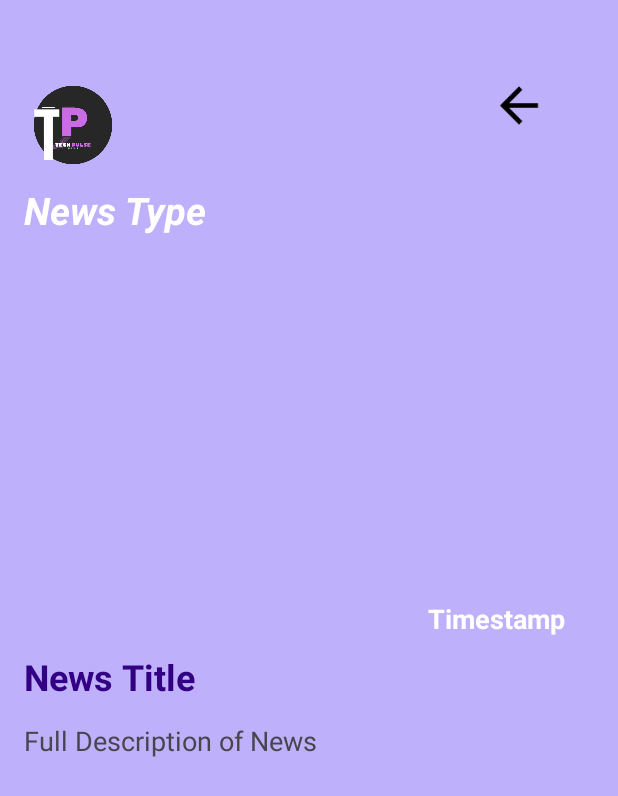
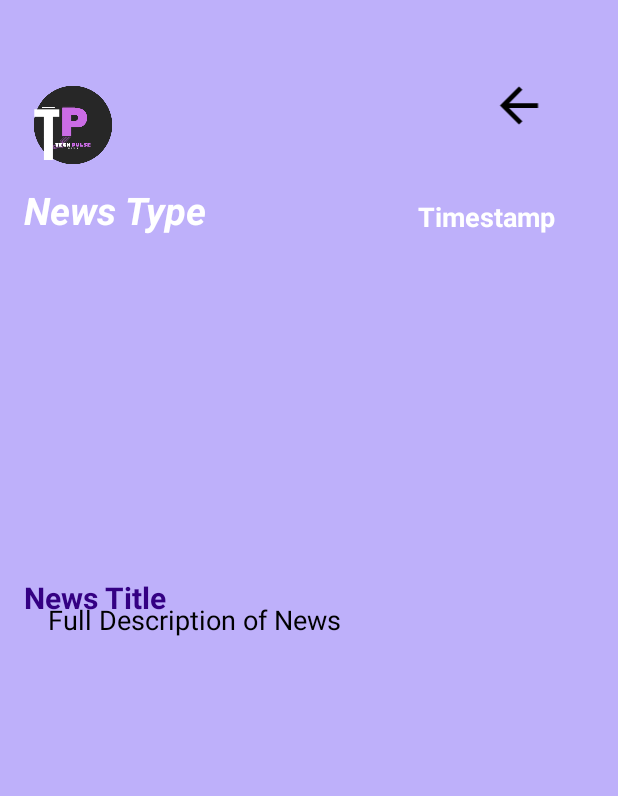
Before and after one commit to nidula6/FOTPulse, an Android app: the layout activity_full_news.xml on its own in the app's theme, with its tools: preview values and no code run, on a phone screen of 412 x 824 dp. Shown: the top 796 px of the screen. Run offline under Robolectric (Android 15) with nearby library versions, the phone set to English and light mode, and no system bars.

```diff
--- a/app/src/main/res/layout/activity_full_news.xml
+++ b/app/src/main/res/layout/activity_full_news.xml
@@ -21,33 +21,38 @@
         app:layout_constraintTop_toTopOf="parent"
         app:layout_constraintVertical_bias="0.243" />
 
+
     <TextView
         android:id="@+id/newsTitle"
-        android:layout_width="wrap_content"
-        android:layout_height="wrap_content"
+        android:layout_width="match_parent"
+        android:layout_height="50dp"
         android:text="News Title"
         android:textColor="#340083"
-        android:textSize="24sp"
+        android:textSize="20sp"
         android:textStyle="bold"
         app:layout_constraintBottom_toBottomOf="parent"
         app:layout_constraintEnd_toEndOf="parent"
         app:layout_constraintHorizontal_bias="0.0"
         app:layout_constraintStart_toStartOf="parent"
         app:layout_constraintTop_toTopOf="parent"
-        app:layout_constraintVertical_bias="0.551" />
+        app:layout_constraintVertical_bias="0.497" />
 
     <TextView
         android:id="@+id/newsDescription"
-        android:layout_width="wrap_content"
-        android:layout_height="wrap_content"
+        android:layout_width="match_parent"
+        android:layout_height="423dp"
+        android:lineSpacingExtra="4sp"
+        android:padding="16dp"
+        android:scrollbars="vertical"
         android:text="Full Description of News"
+        android:textColor="#000000"
         android:textSize="18sp"
         app:layout_constraintBottom_toBottomOf="parent"
         app:layout_constraintEnd_toEndOf="parent"
         app:layout_constraintHorizontal_bias="0.0"
         app:layout_constraintStart_toStartOf="parent"
         app:layout_constraintTop_toTopOf="parent"
-        app:layout_constraintVertical_bias="0.606" />
+        app:layout_constraintVertical_bias="1.0" />
 
     <ImageView
         android:id="@+id/imageView"
@@ -83,9 +88,10 @@
         android:textStyle="bold"
         app:layout_constraintBottom_toBottomOf="parent"
         app:layout_constraintEnd_toEndOf="parent"
-        app:layout_constraintHorizontal_bias="0.934"
+        app:layout_constraintHorizontal_bias="0.909"
         app:layout_constraintStart_toStartOf="parent"
-        app:layout_constraintTop_toTopOf="parent" />
+        app:layout_constraintTop_toTopOf="parent"
+        app:layout_constraintVertical_bias="0.151" />
 
     <TextView
         android:id="@+id/newsType"
```
Also changed, not shown: app/src/main/res/layout/news_item.xml (+7 -7 lines), 1 other file.
